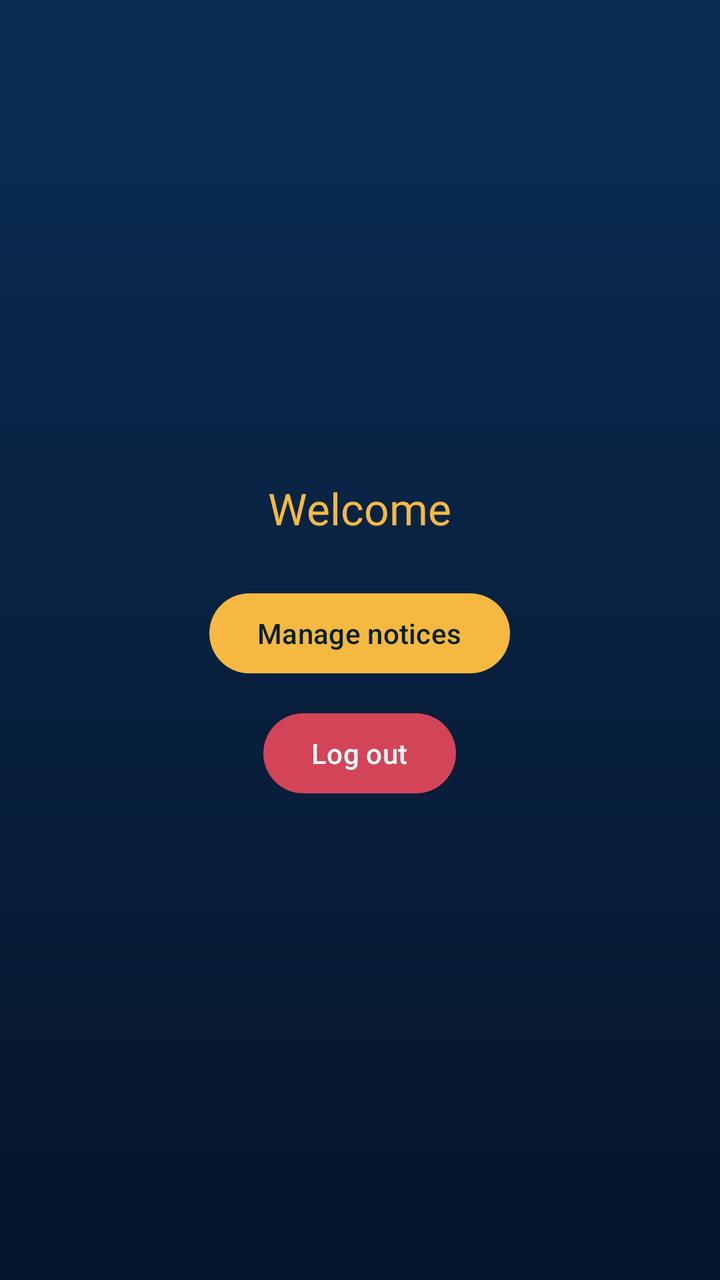
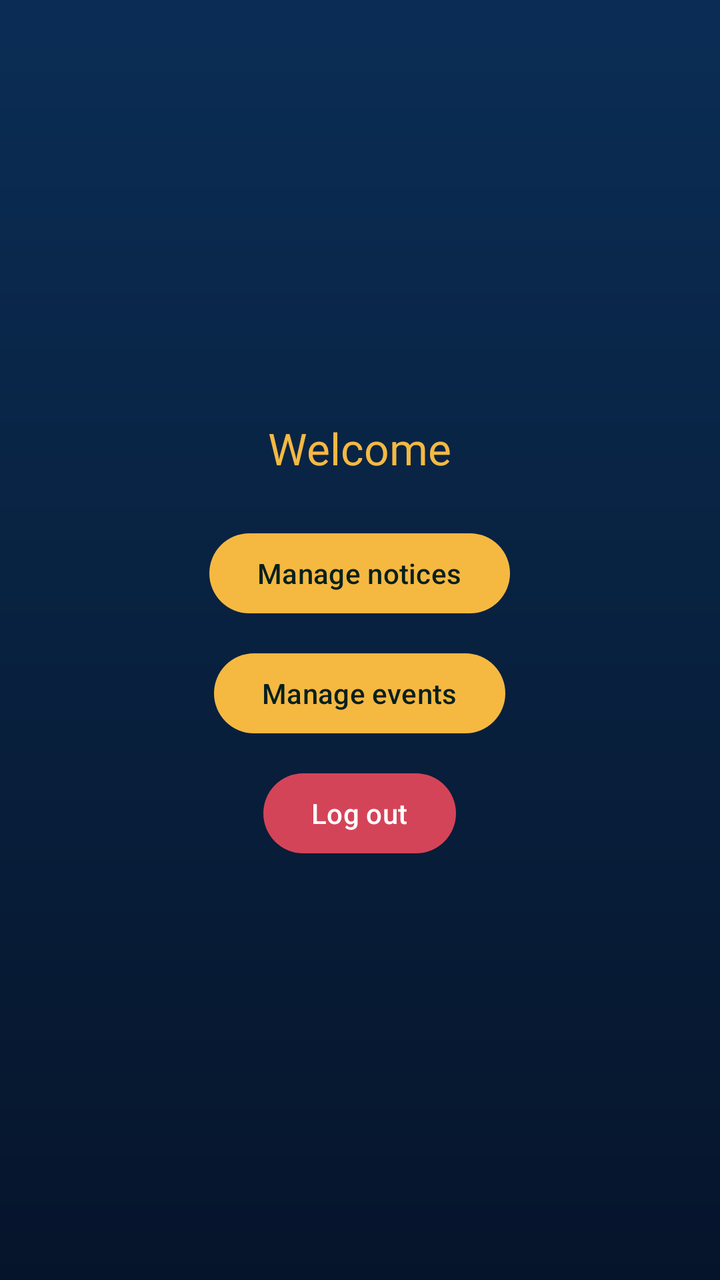

The first picture is an Android layout as it rendered before a commit; the second is the same layout after the commit. The layout source and the unified diff follow.
<!-- AndroidManifest.xml: application theme Theme.CampusPulse -->
<!-- res/layout/activity_admin_dashboard.xml -->
<?xml version="1.0" encoding="utf-8"?>
<LinearLayout xmlns:android="http://schemas.android.com/apk/res/android"
    xmlns:app="http://schemas.android.com/apk/res-auto"
    android:layout_width="match_parent"
    android:layout_height="match_parent"
    android:background="@drawable/bg_dashboard"
    android:gravity="center"
    android:orientation="vertical"
    android:padding="24dp">

    <TextView
        android:id="@+id/tvWelcome"
        android:layout_width="wrap_content"
        android:layout_height="wrap_content"
        android:fontFamily="@font/poppins_bold"
        android:text="Welcome"
        android:textColor="#F5B942"
        android:textSize="22sp" />

    <com.google.android.material.button.MaterialButton
        android:id="@+id/btnNotices"
        android:layout_width="wrap_content"
        android:layout_height="wrap_content"
        android:layout_marginTop="24dp"
        android:text="Manage notices"
        android:textAllCaps="false"
        android:textColor="#06201E"
        app:backgroundTint="#F5B942" />

    <com.google.android.material.button.MaterialButton
        android:id="@+id/btnLogout"
        android:layout_width="wrap_content"
        android:layout_height="wrap_content"
        android:layout_marginTop="12dp"
        android:text="Log out"
        android:textAllCaps="false"
        app:backgroundTint="#D44458" />
</LinearLayout>
<!-- resources referenced by this layout -->
<resources>
  <!-- drawable bg_dashboard (drawable) -->
  <shape xmlns:android="http://schemas.android.com/apk/res/android">
      <gradient android:startColor="#0B2D55" android:centerColor="#08213F"
          android:endColor="#06142B" android:angle="270" />
  </shape>
  <style name="Theme.CampusPulse" parent="Theme.Material3.DayNight.NoActionBar" />
</resources>

<!-- the commit's change to res/layout/activity_admin_dashboard.xml (unified diff, before → after) -->
@@ -28,6 +28,16 @@
         app:backgroundTint="#F5B942" />
 
     <com.google.android.material.button.MaterialButton
+        android:id="@+id/btnEvents"
+        android:layout_width="wrap_content"
+        android:layout_height="wrap_content"
+        android:layout_marginTop="12dp"
+        android:text="Manage events"
+        android:textAllCaps="false"
+        android:textColor="#06201E"
+        app:backgroundTint="#F5B942" />
+
+    <com.google.android.material.button.MaterialButton
         android:id="@+id/btnLogout"
         android:layout_width="wrap_content"
         android:layout_height="wrap_content"
